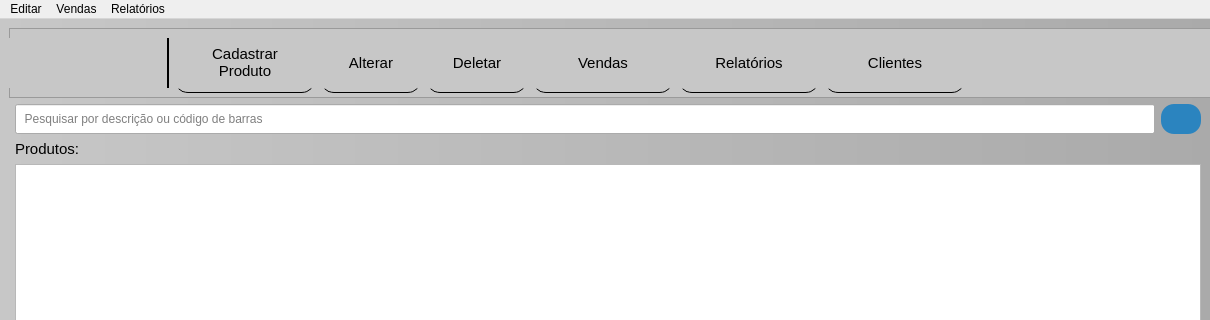
Old version of the form mainwindow.ui in the repository GabR36/QEstoqueLoja; both pictures show x 0 to 1210 and y 0 to 320 of the 1210 by 643 pixel window.
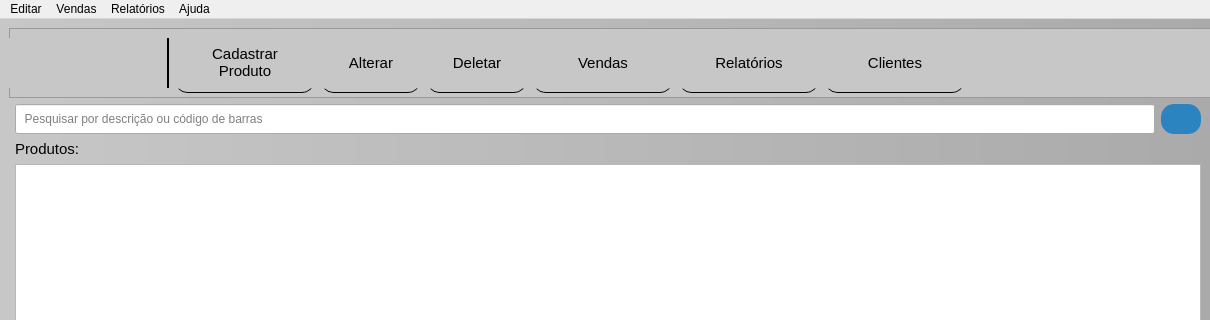
New version of the form. Icons and pictures are not drawn. Custom widgets are drawn as their Qt base class.

Commit message: pagina de ajuda html

The edit to the form file:
```diff
--- a/mainwindow.ui
+++ b/mainwindow.ui
@@ -583,9 +583,16 @@
     </property>
     <addaction name="actionConfig"/>
    </widget>
+   <widget class="QMenu" name="menuAjuda">
+    <property name="title">
+     <string>Ajuda</string>
+    </property>
+    <addaction name="actionDocumenta_o"/>
+   </widget>
    <addaction name="menuEditar"/>
    <addaction name="menuVendas"/>
    <addaction name="menuGerarrelat_rios"/>
+   <addaction name="menuAjuda"/>
   </widget>
   <action name="actionteste">
    <property name="text">
```
Left out of the diff: 5 changed lines with no effect on the pictures. The commit also changes 10 other files.
